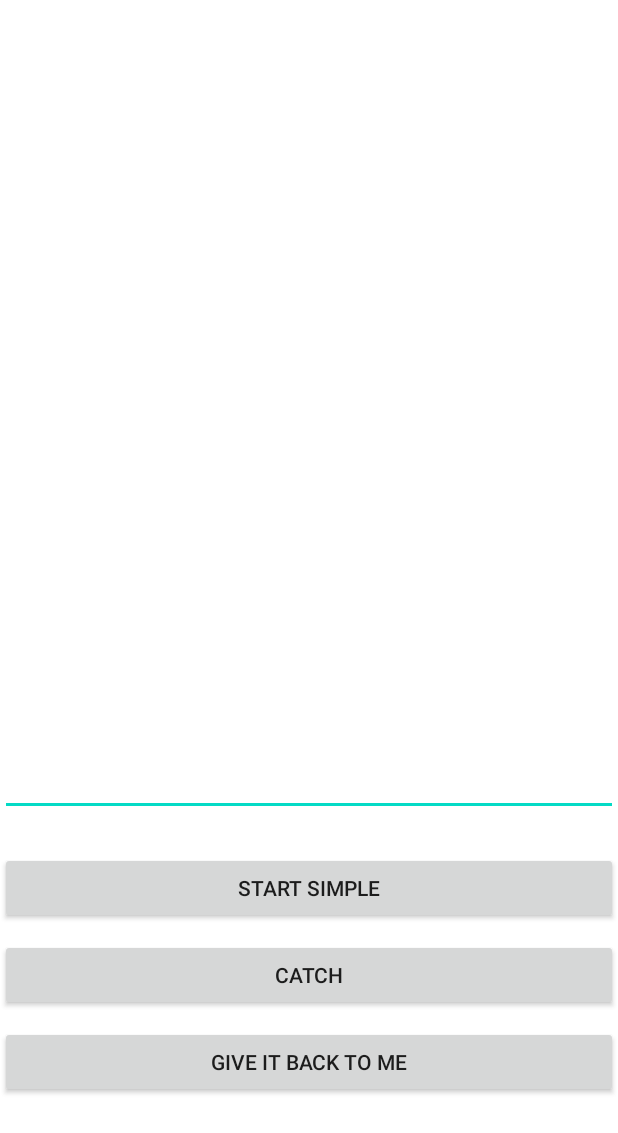
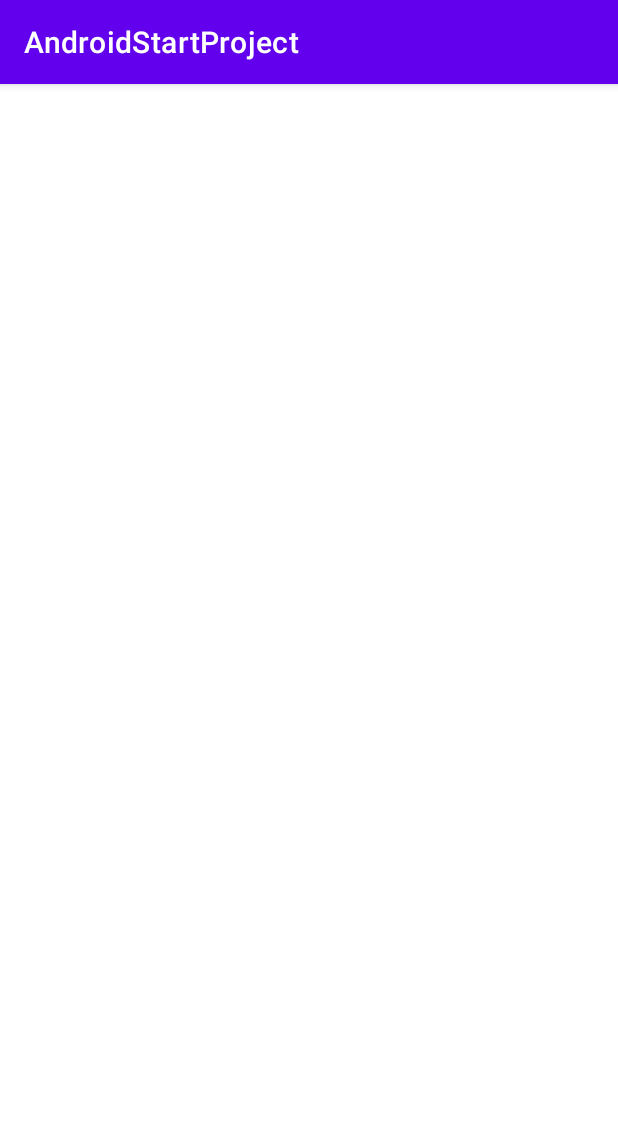
Before and after one commit to bystrovdev/AndroidStartPoject, an Android app: the MainActivity screen opened directly, with no data from a screen before it, on a phone screen of 412 x 824 dp. Shown: the top 1133 px of the screen. Run offline under Robolectric (Android 15) with nearby library versions, the phone set to English and light mode, and no system bars.

```diff
--- a/app/src/main/AndroidManifest.xml
+++ b/app/src/main/AndroidManifest.xml
@@ -9,9 +9,6 @@
         android:roundIcon="@mipmap/ic_launcher_round"
         android:supportsRtl="true"
         android:theme="@style/Theme.AndroidStartProject">
-        <activity android:name=".ComeBackActivity"></activity>
-        <activity android:name=".ToInfActivity" />
-        <activity android:name=".MainActivity2" />
         <activity android:name=".Calculator">
             <intent-filter>
                 <action android:name="android.intent.action.MAIN" />
--- a/app/src/main/java/ru/synergy/myapplication/MainActivity.java
+++ b/app/src/main/java/ru/synergy/myapplication/MainActivity.java
@@ -1,36 +1,20 @@
 package ru.synergy.myapplication;
 
-import android.app.Activity;
-import android.content.Intent;
+import androidx.appcompat.app.AppCompatActivity;
+import androidx.constraintlayout.widget.ConstraintLayout;
+
+import android.graphics.Color;
 import android.os.Bundle;
-import android.preference.PreferenceManager;
 import android.view.View;
-import android.widget.Button;
-import android.widget.EditText;
 import android.widget.TextView;
+import android.widget.Toast;
 
-public class MainActivity extends Activity implements View.OnClickListener {
-
-    EditText et;
-
-    private static final int REQ_C = 1;
-    private TextView tv;
+public class MainActivity extends AppCompatActivity {
 
     @Override
     protected void onCreate(Bundle savedInstanceState) {
         super.onCreate(savedInstanceState);
         setContentView(R.layout.second_layout);
-
-        et = (EditText) findViewById(R.id.et);
-        tv = (TextView) findViewById(R.id.tv);
-
-        Button btn = (Button) findViewById(R.id.button);
-        Button btn2 = (Button) findViewById(R.id.button2);
-        Button btn3 = (Button) findViewById(R.id.button3);
-
-        btn.setOnClickListener(this);
-        btn2.setOnClickListener(this);
-        btn3.setOnClickListener(this);
 
 //        TextView textView = (TextView) findViewById(R.id.normal);
 //
@@ -60,40 +44,4 @@ public class MainActivity extends Activity implements View.OnClickListener {
 //
 //        setContentView(constraintLayout);
     }
-    @Override
-    public void onClick(View v) {
-        Intent i;
-        switch (v.getId()) {
-            case R.id.button:
-                i = new Intent(this, MainActivity2.class);
-                startActivity(i);
-                break;
-            case R.id.button2:
-                i = new Intent(this, ToInfActivity.class);
-                String  eText = et.getText().toString();
-                i.putExtra("et", eText);
-                startActivity(i);
-                break;
-//            case R.id.button3:
-//                i = new Intent(this, ComeBackActivity.class);
-//                startActivityForResult(i, REQ_C);
-//                break;
-
-        }
-    }
-
-//    @Override
-//    public boolean onActivityResult(int requestCode, int resultCode, Intent data) {
-//        return false;
-//    }
-
-//    @Override
-//    public void onActivityResult(int requestCode, int resultCode, Intent data) {
-//        super.onActivityResult(requestCode, resultCode, data);
-//        switch (requestCode) {
-//            case RESULT_OK:
-//                tv.setText(data.getStringExtra("et"));
-//        }
-//        return false;
-//    }
 }
--- a/app/src/main/res/layout/activity_main.xml
+++ b/app/src/main/res/layout/activity_main.xml
@@ -115,5 +115,4 @@
             android:layout_weight="1"
             android:text="High" />
     </RadioGroup>
-
 </RelativeLayout>
--- a/app/src/main/res/layout/second_layout.xml
+++ b/app/src/main/res/layout/second_layout.xml
@@ -147,51 +147,12 @@
         app:layout_constraintTop_toTopOf="parent" />
 
 
-    <Button
-        android:id="@+id/button"
-        android:layout_width="match_parent"
+    <androidx.constraintlayout.widget.Guideline
+        android:id="@+id/guideline"
+        android:layout_width="wrap_content"
         android:layout_height="wrap_content"
-        android:layout_marginBottom="10dp"
-        android:text="Start simple"
-        app:layout_constraintBottom_toTopOf="@+id/button2"
-        app:layout_constraintEnd_toEndOf="parent"
-        app:layout_constraintStart_toStartOf="parent" />
-
-    <Button
-        android:id="@+id/button2"
-        android:layout_width="match_parent"
-        android:layout_height="wrap_content"
-        android:layout_marginBottom="10dp"
-        android:text="Catch"
-        app:layout_constraintBottom_toTopOf="@+id/button3"
-        app:layout_constraintEnd_toEndOf="parent"
-        app:layout_constraintStart_toStartOf="parent" />
-
-    <Button
-        android:id="@+id/button3"
-        android:layout_width="match_parent"
-        android:layout_height="wrap_content"
-        android:layout_marginBottom="92dp"
-        android:text="Give it back to me"
-        app:layout_constraintBottom_toBottomOf="parent"
-        app:layout_constraintEnd_toEndOf="parent"
-        app:layout_constraintStart_toStartOf="parent" />
-
-    <EditText
-        android:id="@+id/et"
-        android:layout_width="match_parent"
-        android:layout_height="wrap_content"
-        android:layout_marginBottom="24dp"
-        app:layout_constraintBottom_toTopOf="@+id/button"
-        tools:layout_editor_absoluteX="0dp" />
-
-    <TextView
-        android:id="@+id/tw"
-        android:layout_width="match_parent"
-        android:layout_height="wrap_content"
-        app:layout_constraintBottom_toTopOf="@+id/et"
-        app:layout_constraintTop_toTopOf="parent"
-        app:layout_constraintVertical_bias="0.8" />
+        android:orientation="vertical"
+        app:layout_constraintGuide_begin="30dp" />
 
 
 </androidx.constraintlayout.widget.ConstraintLayout>
--- a/app/src/main/res/values/ids.xml
+++ /dev/null
@@ -1,4 +0,0 @@
-<?xml version="1.0" encoding="utf-8"?>
-<resources>
-    <item name="tv" type="id" />
-</resources>
```
Also changed, not shown: app/src/main/java/ru/synergy/myapplication/Calculator.java (+0 -28 lines), app/src/main/java/ru/synergy/myapplication/ComeBackActivity.java (deleted, +0 -14 lines), app/src/main/java/ru/synergy/myapplication/MainActivity2.java (deleted, +0 -14 lines), app/src/main/java/ru/synergy/myapplication/ToInfActivity.java (deleted, +0 -23 lines), app/src/main/res/layout/activity_come_back.xml (deleted, +0 -9 lines), app/src/main/res/layout/activity_main2.xml (deleted, +0 -9 lines), app/src/main/res/layout/activity_to_inf.xml (deleted, +0 -21 lines).
